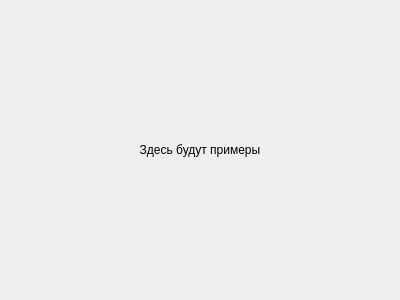
Before: the Qt Designer form Popelov_Kuznetsov_bernulli/examples.ui in Alivexx/bernulli, drawn with Qt 5.
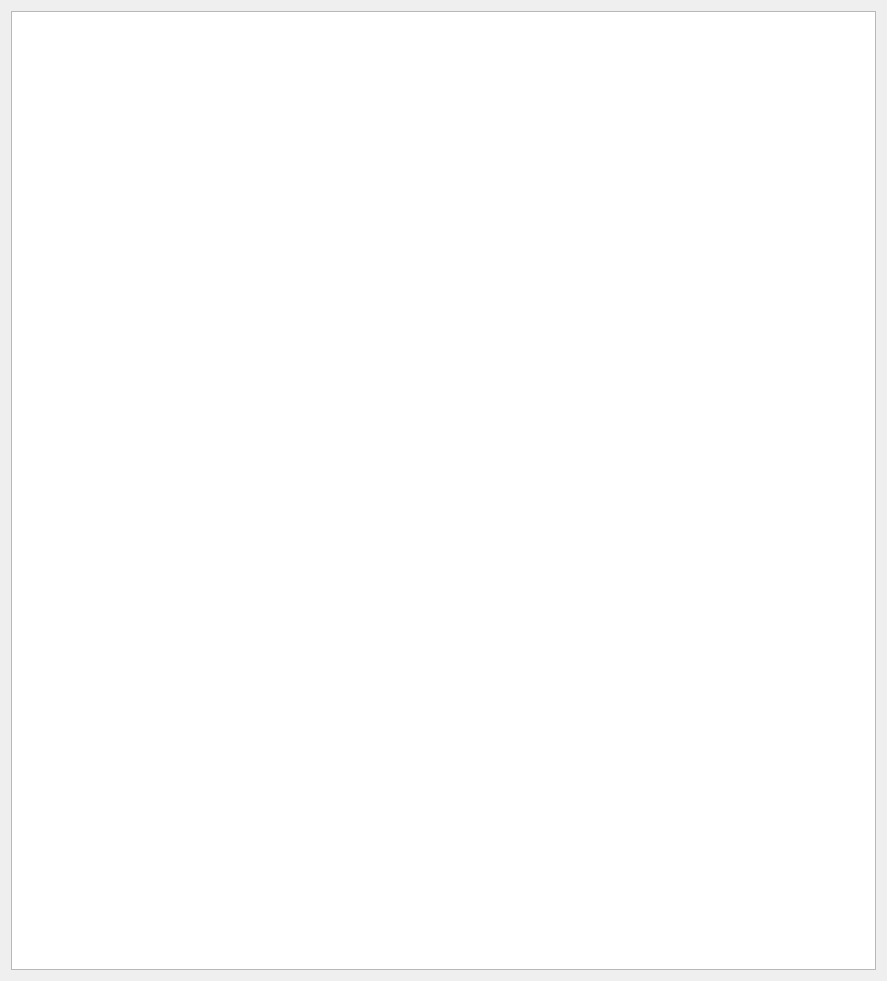
After: the same form once the commit is applied. Icons and pictures are not drawn.

Patch:
```diff
--- a/Popelov_Kuznetsov_bernulli/examples.ui
+++ b/Popelov_Kuznetsov_bernulli/examples.ui
@@ -6,8 +6,8 @@
    <rect>
     <x>0</x>
     <y>0</y>
-    <width>400</width>
-    <height>300</height>
+    <width>887</width>
+    <height>981</height>
    </rect>
   </property>
   <property name="windowTitle">
@@ -15,15 +15,13 @@
   </property>
   <layout class="QHBoxLayout" name="horizontalLayout">
    <item>
-    <widget class="QLabel" name="label">
-     <property name="text">
-      <string>Здесь будут примеры</string>
-     </property>
-     <property name="alignment">
-      <set>Qt::AlignCenter</set>
-     </property>
-     <property name="wordWrap">
-      <bool>true</bool>
+    <widget class="QTextBrowser" name="textBrowser">
+     <property name="html">
+      <string>&lt;!DOCTYPE HTML PUBLIC &quot;-//W3C//DTD HTML 4.0//EN&quot; &quot;http://www.w3.org/TR/REC-html40/strict.dtd&quot;&gt;
+&lt;html&gt;&lt;head&gt;&lt;meta name=&quot;qrichtext&quot; content=&quot;1&quot; /&gt;&lt;style type=&quot;text/css&quot;&gt;
+p, li { white-space: pre-wrap; }
+&lt;/style&gt;&lt;/head&gt;&lt;body style=&quot; font-family:'MS Shell Dlg 2'; font-size:8.25pt; font-weight:400; font-style:normal;&quot;&gt;
+&lt;p style=&quot; margin-top:0px; margin-bottom:0px; margin-left:0px; margin-right:0px; -qt-block-indent:0; text-indent:0px;&quot;&gt;&lt;img src=&quot;:/examples/img/examples/ax12.png&quot; /&gt;&lt;img src=&quot;:/examples/img/examples/ex3.png&quot; /&gt;&lt;/p&gt;&lt;/body&gt;&lt;/html&gt;</string>
      </property>
     </widget>
    </item>
```
Left out of the diff: 2 changed lines with no effect on the pictures.
